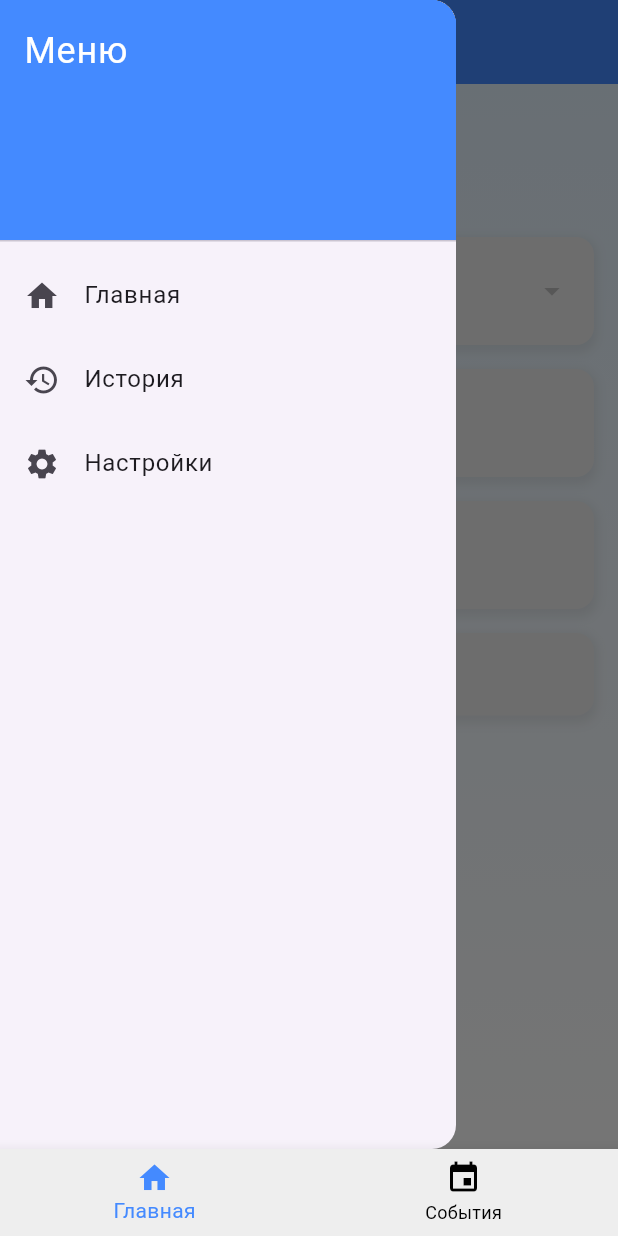
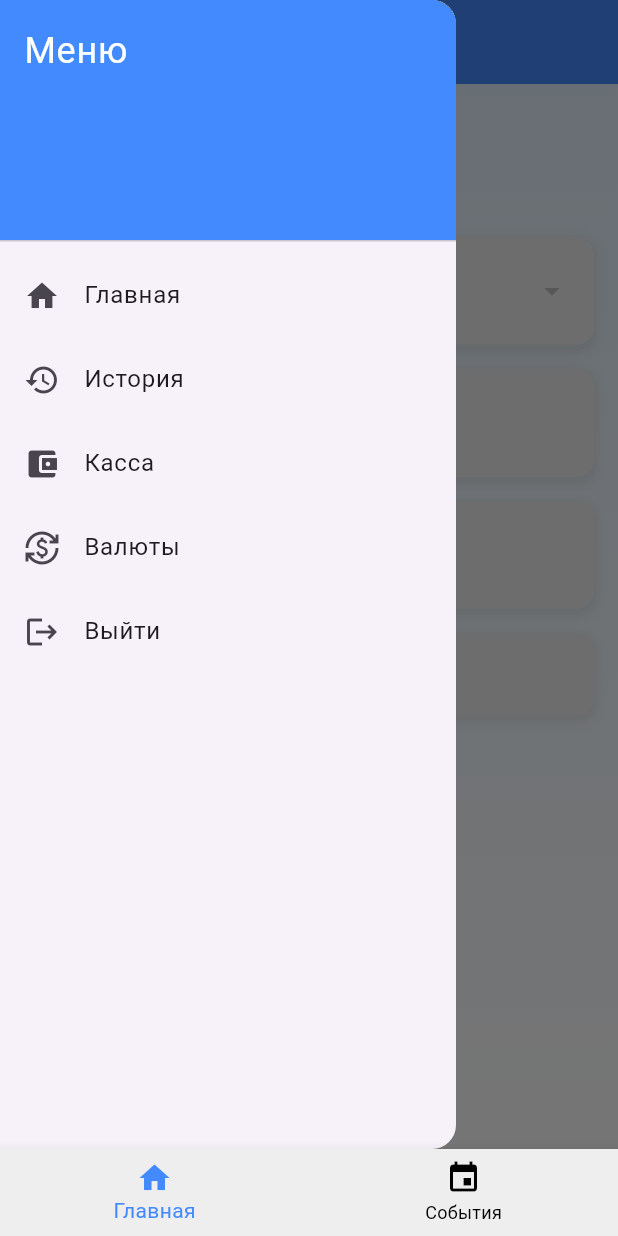
Before and after one commit to zhanyysh/aia_dev2, a Flutter app: the screen it shows once a user with an empty profile is signed in, with the side drawer open, on a phone screen of 412 x 824 dp. Run offline on Flutter 3.47's test engine with Material 3 defaults, Android fonts, the phone set to English and light mode, and no system bars; our stand-ins replace cloud_firestore, firebase_auth, firebase_core, fl_chart; accounts and stored records are empty.

Commit message:
added Касса, Настройки, Выйти to pop up widget

```diff
--- a/exchange_app/lib/screens/main_screen.dart
+++ b/exchange_app/lib/screens/main_screen.dart
@@ -2,6 +2,11 @@
 import 'package:flutter/material.dart';
 import 'package:cloud_firestore/cloud_firestore.dart';
 import 'package:firebase_auth/firebase_auth.dart';
+import 'package:exchange_app/screens/cash_screen.dart';
+import 'package:exchange_app/screens/currency_screen.dart';
+import 'package:exchange_app/screens/events_screen.dart';
+import 'package:exchange_app/screens/login_screen.dart';
+import 'package:exchange_app/services/auth_service.dart';
 
 class MainScreen extends StatefulWidget {
   const MainScreen({super.key});
@@ -16,6 +21,7 @@ class _MainScreenState extends State<MainScreen> {
   double? _rate;
   double? _total;
   bool _isSelling = true; // true = Продажа (стрелка вверх), false = Покупка (стрелка вниз)
+  final AuthService _authService = AuthService();
 
   @override
   void initState() {
@@ -155,13 +161,44 @@ class _MainScreenState extends State<MainScreen> {
               title: Text('История'),
               onTap: () {
                 Navigator.pop(context);
+                Navigator.push(
+                  context,
+                  MaterialPageRoute(builder: (context) => const EventsScreen()),
+                );
               },
             ),
             ListTile(
-              leading: Icon(Icons.settings),
-              title: Text('Настройки'),
+              leading: Icon(Icons.account_balance_wallet),
+              title: Text('Касса'),
               onTap: () {
                 Navigator.pop(context);
+                Navigator.push(
+                  context,
+                  MaterialPageRoute(builder: (context) => const CashScreen()),
+                );
+              },
+            ),
+            ListTile(
+              leading: Icon(Icons.currency_exchange),
+              title: Text('Валюты'),
+              onTap: () {
+                Navigator.pop(context);
+                Navigator.push(
+                  context,
+                  MaterialPageRoute(builder: (context) => const CurrencyScreen()),
+                );
+              },
+            ),
+            ListTile(
+              leading: Icon(Icons.logout),
+              title: Text('Выйти'),
+              onTap: () {
+                _authService.signOut().then((_) {
+                  Navigator.pushReplacement(
+                    context,
+                    MaterialPageRoute(builder: (context) => const LoginScreen()),
+                  );
+                });
               },
             ),
           ],
```
